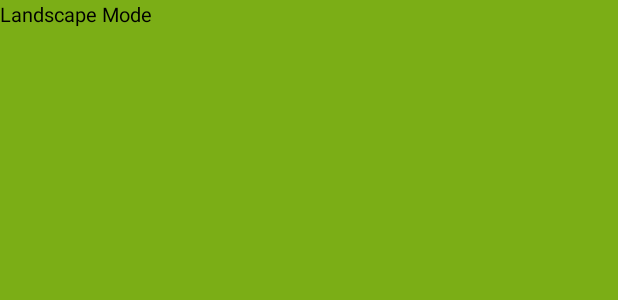
After one commit to GeneSJC/AndStudio.TemplateDemo, an Android app: the layout fragment_landscape_mode.xml on its own in the app's theme, with its tools: preview values and no code run, on a phone screen of 412 x 824 dp. The commit adds this screen. Shown: the top 300 px of the screen. Run offline under Robolectric (Android 15) with nearby library versions, the phone set to English and light mode, and no system bars.

Commit message:
due to touch listener conflict in DnD and ViewPager combo, adding elements to support a fragment-based activity that transitions through fragments with an animation that looks like a viewpager

```diff
--- /dev/null
+++ b/app/src/main/res/layout/fragment_landscape_mode.xml
@@ -0,0 +1,19 @@
+<?xml version="1.0" encoding="utf-8"?>
+<LinearLayout
+    xmlns:android="http://schemas.android.com/apk/res/android"
+    android:orientation="vertical"
+    android:layout_width="fill_parent"
+    android:layout_height="fill_parent"
+    android:background="#7bae16">
+
+    <TextView
+        android:id="@+id/text1"
+        android:layout_width="fill_parent"
+        android:layout_height="wrap_content"
+        android:text="Landscape Mode"
+        android:textColor="#000000"
+        android:textSize="20px" />
+
+    <!-- More GUI components go here  -->
+
+</LinearLayout>
--- a/app/src/main/res/layout/nav_header_drawer_main.xml
+++ b/app/src/main/res/layout/nav_header_drawer_main.xml
@@ -16,19 +16,19 @@
         android:layout_width="wrap_content"
         android:layout_height="wrap_content"
         android:paddingTop="@dimen/nav_header_vertical_spacing"
-        android:src="@android:drawable/sym_def_app_icon"/>
+        android:src="@android:drawable/star_big_on"/>
 
     <TextView
         android:layout_width="match_parent"
         android:layout_height="wrap_content"
         android:paddingTop="@dimen/nav_header_vertical_spacing"
-        android:text="Android Studio"
+        android:text="Android Studio Templates Demo ++"
         android:textAppearance="@style/TextAppearance.AppCompat.Body1"/>
 
     <TextView
         android:id="@+id/textView"
         android:layout_width="wrap_content"
         android:layout_height="wrap_content"
-        android:text="android.studio@android.com"/>
+        android:text="By Gene \n(San Jose, CA ~ Feb. 2016)"/>
 
 </LinearLayout>
```
Also changed, not shown: app/src/main/java/com/demo/app4/fragment/LM_Fragment.java (added, +31 -0 lines), app/src/main/java/com/demo/app4/fragment/PM_Fragment.java (added, +30 -0 lines), app/src/main/res/anim/enter_from_left.xml (added, +8 -0 lines), app/src/main/res/anim/enter_from_right.xml (added, +8 -0 lines), app/src/main/res/anim/exit_to_left.xml (added, +8 -0 lines), app/src/main/res/anim/exit_to_right.xml (added, +8 -0 lines), app/src/main/res/layout/activity_storybook.xml (added, +36 -0 lines), app/src/main/res/layout/fragment_portrait_mode.xml (added, +18 -0 lines).
